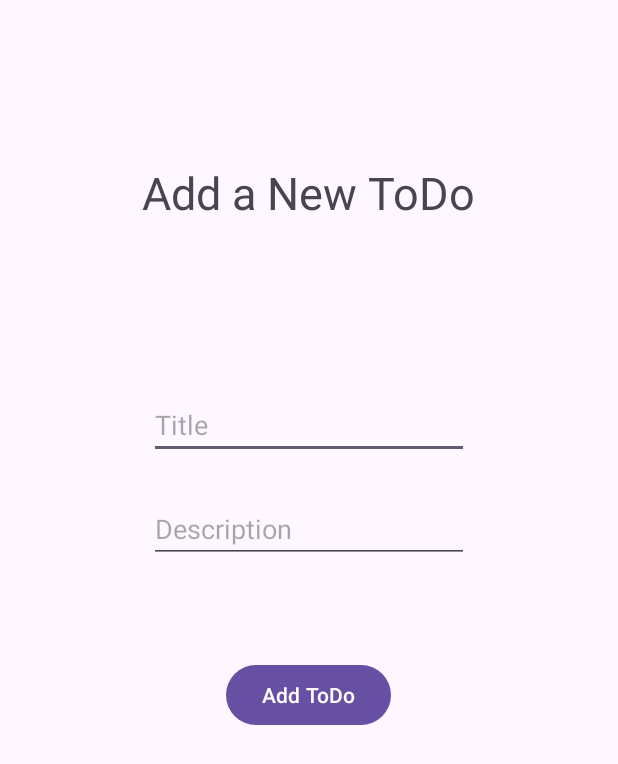
After one commit to Pathum-Tharaka/ToDo-mobile-app, an Android app: the layout activity_add_to_do.xml on its own in the app's theme, with its tools: preview values and no code run, on a phone screen of 412 x 824 dp. The commit adds this screen. Shown: the top 764 px of the screen. Run offline under Robolectric (Android 15) with nearby library versions, the phone set to English and light mode, and no system bars.

Commit message:
activity add to do

```diff
--- /dev/null
+++ b/app/src/main/res/layout/activity_add_to_do.xml
@@ -0,0 +1,58 @@
+<?xml version="1.0" encoding="utf-8"?>
+<androidx.constraintlayout.widget.ConstraintLayout xmlns:android="http://schemas.android.com/apk/res/android"
+    xmlns:app="http://schemas.android.com/apk/res-auto"
+    xmlns:tools="http://schemas.android.com/tools"
+    android:layout_width="match_parent"
+    android:layout_height="match_parent"
+    tools:context=".AddToDo">
+
+    <TextView
+        android:id="@+id/title"
+        android:layout_width="wrap_content"
+        android:layout_height="wrap_content"
+        android:layout_marginTop="108dp"
+        android:text="@string/add_a_new_todo"
+        android:textSize="30sp"
+        app:layout_constraintEnd_toEndOf="parent"
+        app:layout_constraintHorizontal_bias="0.497"
+        app:layout_constraintStart_toStartOf="parent"
+        app:layout_constraintTop_toTopOf="parent" />
+
+    <EditText
+        android:id="@+id/editTextTitle"
+        android:layout_width="wrap_content"
+        android:layout_height="wrap_content"
+        android:layout_marginTop="112dp"
+        android:ems="10"
+        android:inputType="textPersonName"
+        android:hint="@string/title"
+        app:layout_constraintEnd_toEndOf="parent"
+        app:layout_constraintStart_toStartOf="parent"
+        app:layout_constraintTop_toBottomOf="@+id/title"
+        android:autofillHints="titles" />
+
+    <EditText
+        android:id="@+id/editTextDescription"
+        android:layout_width="wrap_content"
+        android:layout_height="wrap_content"
+        android:layout_marginTop="24dp"
+        android:ems="10"
+        android:inputType="textPersonName"
+        android:hint="@string/description"
+        app:layout_constraintEnd_toEndOf="parent"
+        app:layout_constraintStart_toStartOf="parent"
+        app:layout_constraintTop_toBottomOf="@+id/editTextTitle"
+        android:autofillHints="description" />
+
+    <Button
+        android:id="@+id/buttonAdd"
+        android:layout_width="wrap_content"
+        android:layout_height="wrap_content"
+        android:layout_marginTop="64dp"
+        android:text="@string/add_todo2"
+        app:layout_constraintEnd_toEndOf="parent"
+        app:layout_constraintHorizontal_bias="0.498"
+        app:layout_constraintStart_toStartOf="parent"
+        app:layout_constraintTop_toBottomOf="@+id/editTextDescription" />
+
+</androidx.constraintlayout.widget.ConstraintLayout>
--- a/app/src/main/res/values/strings.xml
+++ b/app/src/main/res/values/strings.xml
@@ -4,4 +4,10 @@
     <string name="textview1">TextView</string>
     <string name="todo">TODO</string>
     <string name="todo1">TODO</string>
+    <string name="you_have_x_todos_in_today">You have x ToDos In Today</string>
+    <string name="add_todo">Add ToDo</string>
+    <string name="add_a_new_todo">Add a New ToDo</string>
+    <string name="title">Title</string>
+    <string name="description">Description</string>
+    <string name="add_todo2">Add ToDo</string>
 </resources>
```
